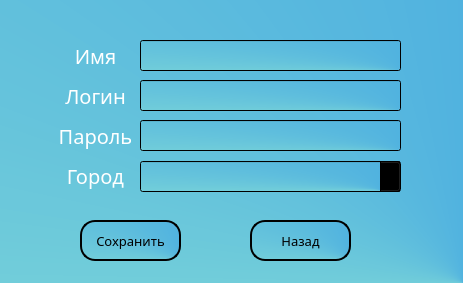
Before: the Qt Designer form cabinet.ui in Animila/PyWeather, drawn with Qt 5.
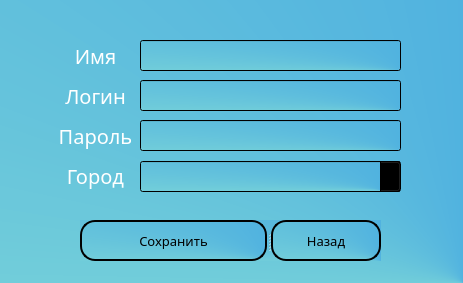
After: the same form once the commit is applied.

Diff of the .ui file:
```diff
--- a/cabinet.ui
+++ b/cabinet.ui
@@ -192,15 +192,19 @@
     <set>Qt::AlignCenter</set>
    </property>
   </widget>
-  <widget class="QPushButton" name="save">
+  <widget class="QSplitter" name="splitter">
    <property name="geometry">
     <rect>
      <x>80</x>
      <y>220</y>
-     <width>101</width>
+     <width>301</width>
      <height>41</height>
     </rect>
    </property>
+   <property name="orientation">
+    <enum>Qt::Horizontal</enum>
+   </property>
+   <widget class="QPushButton" name="save">
    <property name="font">
     <font>
      <family>Dubai Medium</family>
@@ -220,14 +224,6 @@
    </property>
   </widget>
   <widget class="QPushButton" name="exit">
-   <property name="geometry">
-    <rect>
-     <x>250</x>
-     <y>220</y>
-     <width>101</width>
-     <height>41</height>
-    </rect>
-   </property>
    <property name="font">
     <font>
      <family>Dubai Medium</family>
@@ -245,6 +241,7 @@
    <property name="text">
     <string>Назад</string>
    </property>
+   </widget>
   </widget>
  </widget>
  <resources/>
```
Lines whose indentation alone changed are shown as unchanged.
